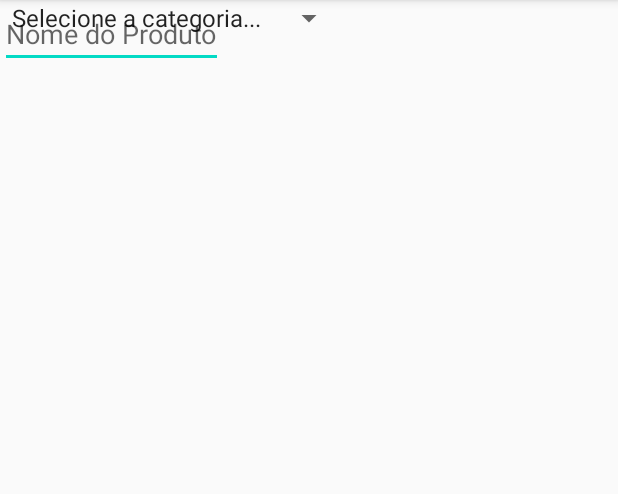
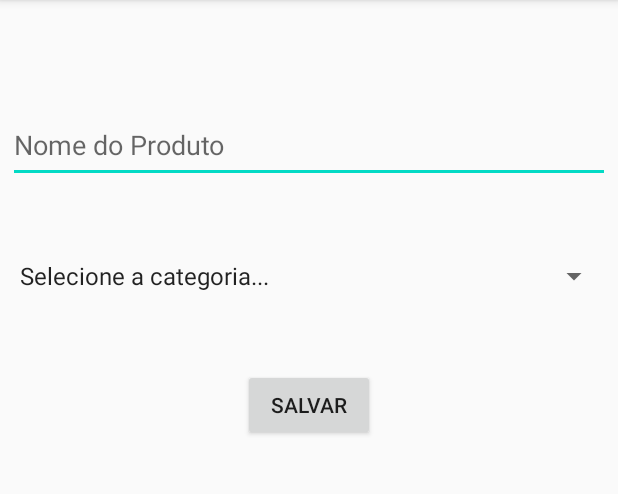
Before and after one commit to PedroHMunhoz/CompDispMoveis_FADERGS, an Android app: the FormularioActivity screen opened directly, with no data from a screen before it, on a phone screen of 412 x 824 dp, the part 84-578 px from its top. Run offline under Robolectric (Android 15) with nearby library versions, the phone set to English and light mode, and no system bars.

Commit message:
Finalização da tela de cadastro do AppPersist.
Signed-off-by: Pedro Henrique Munhoz Costa <pedromunhozc@gmail.com>

```diff
--- a/AppPersist/app/src/main/res/layout/activity_formulario.xml
+++ b/AppPersist/app/src/main/res/layout/activity_formulario.xml
@@ -7,18 +7,36 @@
     tools:context=".FormularioActivity">
 
     <EditText
+        android:id="@+id/txtNomeProduto"
+        android:layout_width="match_parent"
+        android:layout_height="50dp"
+        android:layout_marginStart="5dp"
+        android:layout_marginTop="72dp"
+        android:layout_marginEnd="5dp"
+        android:hint="Nome do Produto"
+        app:layout_constraintTop_toTopOf="parent"
+        tools:layout_editor_absoluteX="39dp" />
+
+    <Spinner
+        android:id="@+id/cboCategorias"
+        android:layout_width="match_parent"
+        android:layout_height="wrap_content"
+        android:layout_marginStart="5dp"
+        android:layout_marginTop="50dp"
+        android:layout_marginEnd="5dp"
+        android:entries="@array/categorias"
+        app:layout_constraintEnd_toEndOf="parent"
+        app:layout_constraintStart_toStartOf="parent"
+        app:layout_constraintTop_toBottomOf="@+id/txtNomeProduto" />
+
+    <Button
         android:layout_width="wrap_content"
         android:layout_height="wrap_content"
-        android:hint="Nome do Produto"
-        tools:layout_editor_absoluteX="132dp"
-        tools:layout_editor_absoluteY="36dp" />
-
-    <Spinner
-        android:layout_width="wrap_content"
-        android:layout_height="wrap_content"
-        android:entries="@array/categorias"
-        tools:layout_editor_absoluteX="86dp"
-        tools:layout_editor_absoluteY="182dp" />
+        android:layout_marginTop="50dp"
+        android:text="Salvar"
+        app:layout_constraintEnd_toEndOf="parent"
+        app:layout_constraintStart_toStartOf="parent"
+        app:layout_constraintTop_toBottomOf="@+id/cboCategorias" />
 
 
 </androidx.constraintlayout.widget.ConstraintLayout>
```
